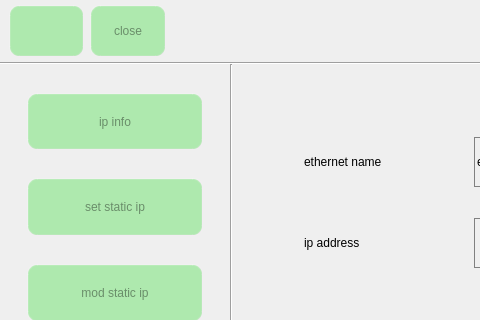
Before: the Qt Designer form ipset.ui in jizizihe/baijie_demo, drawn with Qt 5; both pictures show x 0 to 480 and y 0 to 320 of the 769 by 436 pixel window.
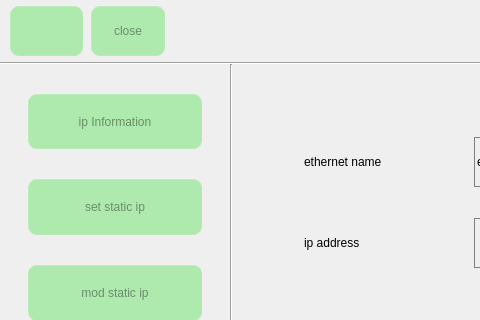
After: the same form once the commit is applied. Icons and pictures are not drawn.

```diff
--- a/ipset.ui
+++ b/ipset.ui
@@ -276,7 +276,7 @@
               <string notr="true"/>
              </property>
              <property name="text">
-              <string>ip info</string>
+              <string>ip Information</string>
              </property>
              <property name="icon">
               <iconset resource="translation.qrc">
```
